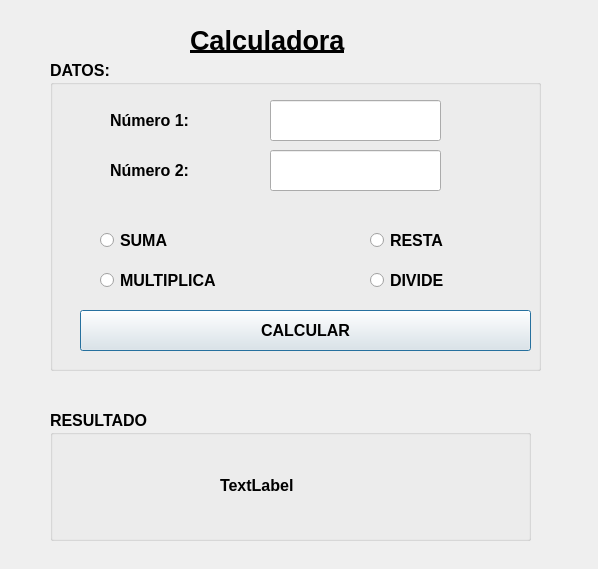
Diego-Morales-30/app-forms-componentes, file view/calculadora_prototipo.ui: the form before one commit.
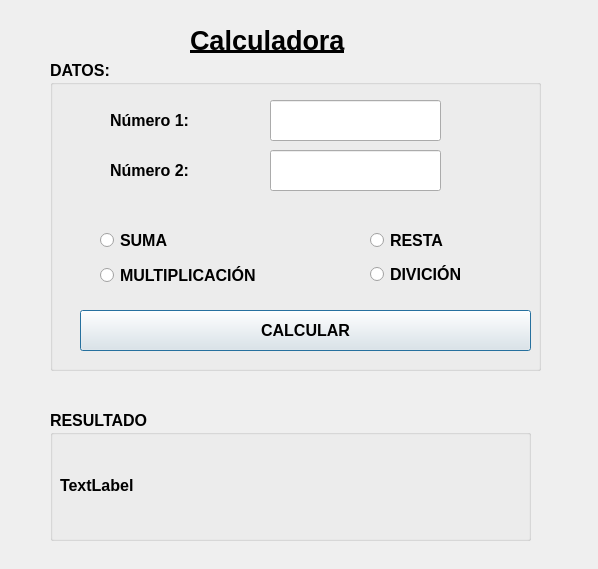
The form after the commit.

Patch:
```diff
--- a/view/calculadora_prototipo.ui
+++ b/view/calculadora_prototipo.ui
@@ -83,9 +83,9 @@
     <property name="geometry">
      <rect>
       <x>320</x>
-      <y>210</y>
-      <width>121</width>
-      <height>20</height>
+      <y>199</y>
+      <width>131</width>
+      <height>31</height>
      </rect>
     </property>
     <property name="font">
@@ -96,16 +96,16 @@
      </font>
     </property>
     <property name="text">
-     <string>DIVIDE</string>
+     <string>DIVICIÓN</string>
     </property>
    </widget>
    <widget class="QRadioButton" name="rbmultiplica">
     <property name="geometry">
      <rect>
       <x>50</x>
-      <y>210</y>
-      <width>151</width>
-      <height>20</height>
+      <y>200</y>
+      <width>211</width>
+      <height>31</height>
      </rect>
     </property>
     <property name="font">
@@ -116,7 +116,7 @@
      </font>
     </property>
     <property name="text">
-     <string>MULTIPLICA</string>
+     <string>MULTIPLICACIÓN</string>
     </property>
    </widget>
    <widget class="QRadioButton" name="rbsuma">
@@ -242,9 +242,9 @@
    <widget class="QLabel" name="lblresultado">
     <property name="geometry">
      <rect>
-      <x>170</x>
+      <x>10</x>
       <y>60</y>
-      <width>141</width>
+      <width>461</width>
       <height>31</height>
      </rect>
     </property>
```
